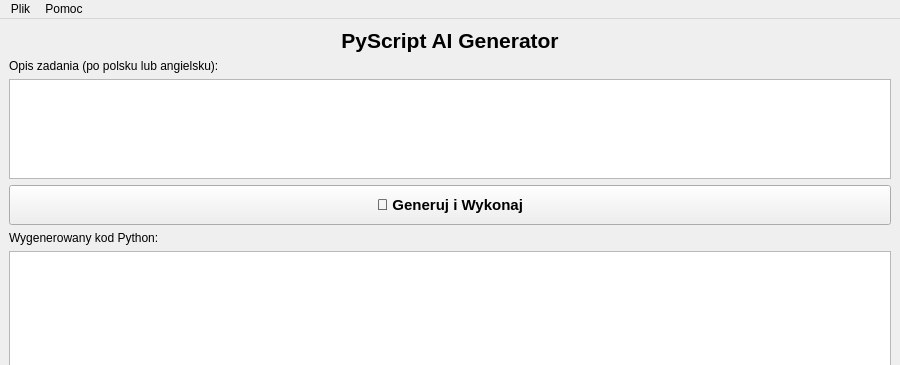
The window that src/mainwindow.ui (wojciechpopadowski1/jpo2026) describes before a commit, drawn with Qt 5; both pictures show x 0 to 900 and y 0 to 365 of the 900 by 700 pixel window.
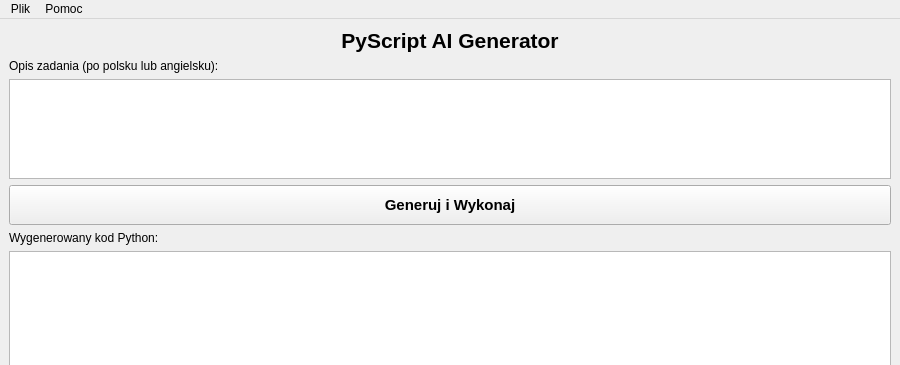
The same window after the commit.

Diff of the .ui file:
```diff
--- a/src/mainwindow.ui
+++ b/src/mainwindow.ui
@@ -50,12 +50,11 @@
       <property name="font">
        <font>
         <pointsize>11</pointsize>
-        <weight>75</weight>
         <bold>true</bold>
        </font>
       </property>
       <property name="text">
-       <string>🚀 Generuj i Wykonaj</string>
+       <string>Generuj i Wykonaj</string>
       </property>
      </widget>
     </item>
```
Left out of the diff: 6 changed lines with no effect on the pictures.
